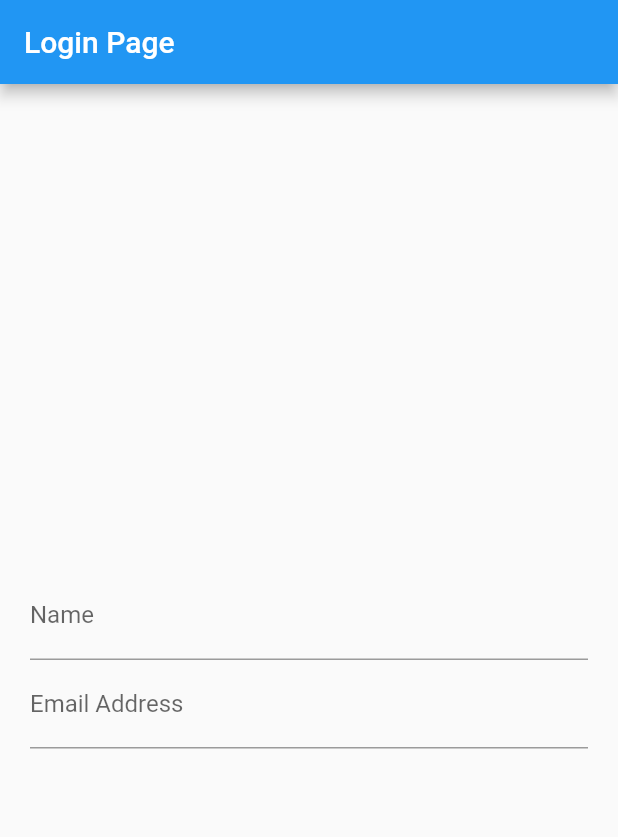
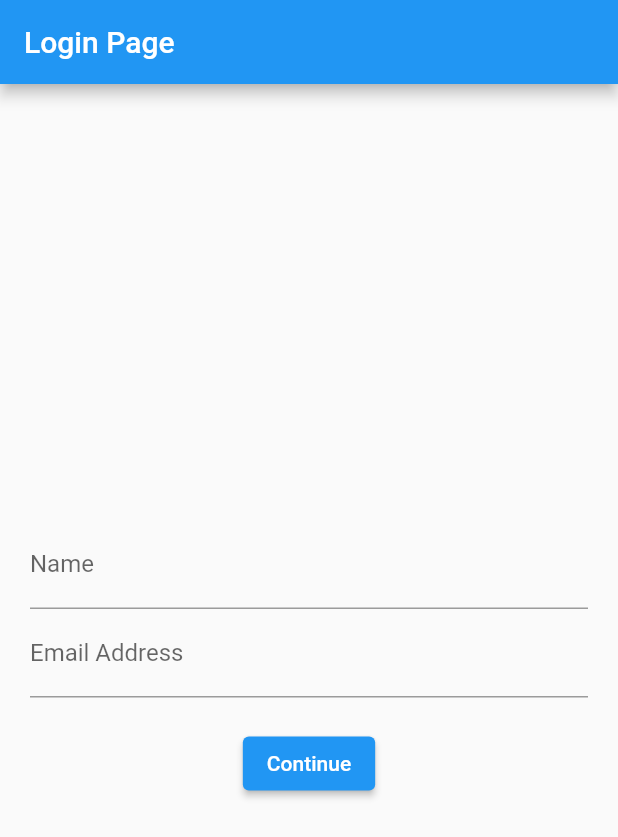
Before and after one commit to MaxTrent/stopwatch_app, a Flutter app: the screen it shows after launch, on a phone screen of 412 x 824 dp. Shown: the top 837 px of the screen. Run offline on Flutter 3.47's test engine with Material 2 defaults, Android fonts, the phone set to English and light mode, and no system bars.

```diff
--- a/lib/login_screen.dart
+++ b/lib/login_screen.dart
@@ -1,6 +1,9 @@
 import 'package:flutter/material.dart';
+import 'package:stopwatch/stopwatch.dart';
 
 class LoginScreen extends StatefulWidget {
+  static const route = '/login';
+
   const LoginScreen({Key? key}) : super(key: key);
 
   @override
@@ -11,7 +14,6 @@ class _LoginScreenState extends State<LoginScreen> {
   final _nameController = TextEditingController();
   final _emailController = TextEditingController();
   final _formKey = GlobalKey<FormState>();
-  bool loggedIn = false;
   late String name;
 
   @override
@@ -21,10 +23,32 @@ class _LoginScreenState extends State<LoginScreen> {
         title: Text('Login Page'),
       ),
       body: Center(
-        child: loggedIn ? _buildSuccess() : _buildLoginForm(),
+        child: _buildLoginForm(),
       ),
     );
   }
+
+  void _validate() {
+    final form = _formKey.currentState;
+    if (!form!.validate()) {
+      return;
+    }
+
+    final name = _nameController.text;
+    final email = _emailController.text;
+
+    Navigator.of(context).pushReplacement(
+      MaterialPageRoute(
+        builder: (_) => StopWatch(),
+      ),
+    );
+
+
+    Navigator.of(context).pushReplacementNamed(
+      StopWatch.route,
+      arguments: name,
+    );
+        }
 
   Widget _buildSuccess() {
     return Column(
@@ -71,8 +95,16 @@ class _LoginScreenState extends State<LoginScreen> {
                 }
 
             ),
+
+            SizedBox(height: 20),
+            ElevatedButton(
+              child: Text('Continue'),
+                onPressed: _validate,
+            ),
           ],
+
         ),
+
       ),
 
     );
--- a/lib/main.dart
+++ b/lib/main.dart
@@ -11,8 +11,12 @@ class StopWatchApp extends StatelessWidget {
   @override
   Widget build(BuildContext context) {
     return MaterialApp(
-      color: Colors.deepPurple,
-      home: LoginScreen(),
+      routes: {
+        '/': (context) => LoginScreen(),
+        LoginScreen.route: (context) => LoginScreen(),
+        StopWatch.route: (context) => StopWatch(),
+      },
+      initialRoute: '/',
     );
   }
 }
```
Also changed, not shown: lib/stopwatch.dart (+8 -2 lines).
